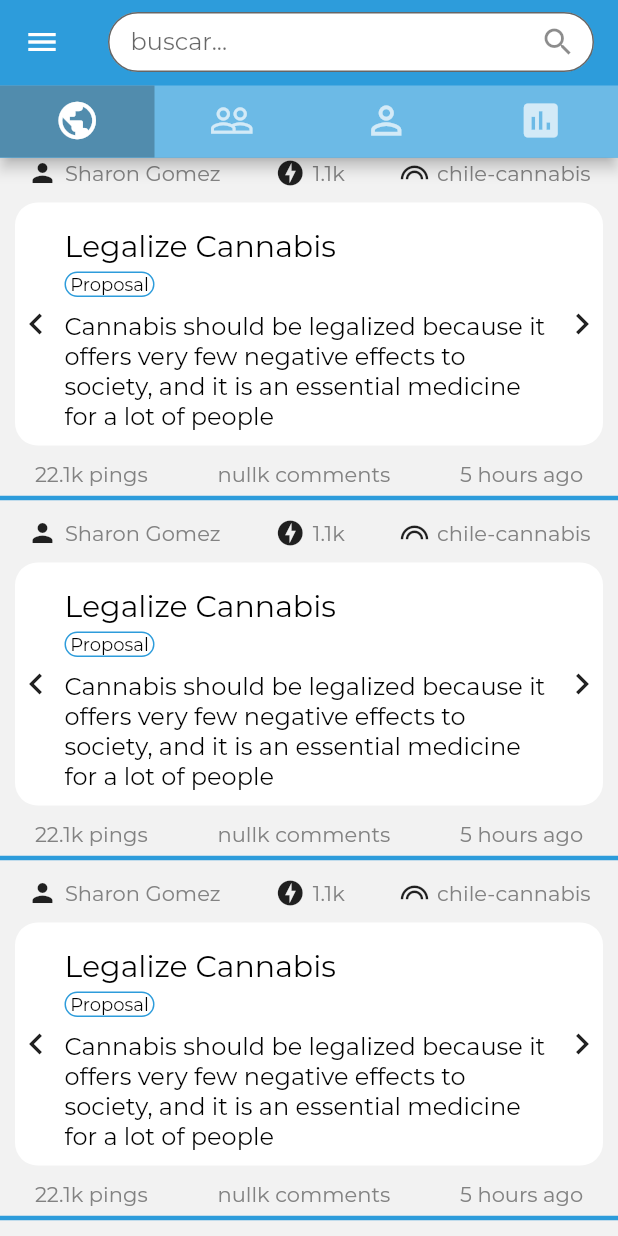
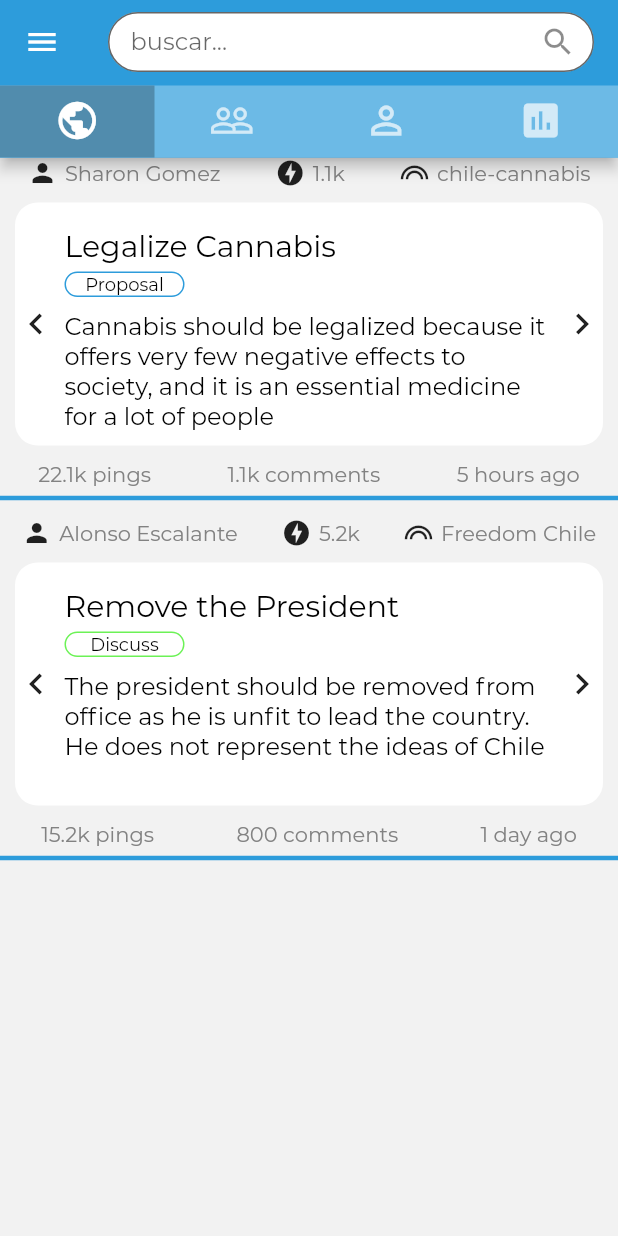
Before and after one commit to benjaminykim/cibic-mobile, a Flutter app: the screen it shows after launch, on a phone screen of 412 x 824 dp. Run offline on Flutter 3.47's test engine with Material 2 defaults, Android fonts, the phone set to English and light mode, and no system bars; project files that could hold a hidden picture were left out.

Commit message:
update data formatting for card view

```diff
--- a/lib/widgets/ActivityFeed.dart
+++ b/lib/widgets/ActivityFeed.dart
@@ -3,16 +3,28 @@ import 'package:flutter/material.dart';
 import './activity_card/ActivityCard.dart';
 
 class ActivityFeed extends StatelessWidget {
-  final data = {
+  final data_0 = {
     'userName': 'Sharon Gomez',
-    'cp': '1.1',
+    'cp': '1.1k',
     'cabildoName': 'chile-cannabis',
     'title': 'Legalize Cannabis',
     'label': 'Proposal',
     'text': 'Cannabis should be legalized because it offers very few negative effects to society, and it is an essential medicine for a lot of people',
-    'pingNum': '22.1',
-    'commentNumm': '1.1',
-    'dateTime': '5 hours ago',
+    'pingNum': '22.1k',
+    'commentNum': '1.1k',
+    'dateTime': '5 hours',
+  };
+
+  final data_1 = {
+    'userName': 'Alonso Escalante',
+    'cp': '5.2k',
+    'cabildoName': 'Freedom Chile',
+    'title': 'Remove the President',
+    'label': 'Discuss',
+    'text': 'The president should be removed from office as he is unfit to lead the country. He does not represent the ideas of Chile',
+    'pingNum': '15.2k',
+    'commentNum': '800',
+    'dateTime': '1 day',
   };
 
   @override
@@ -21,12 +33,8 @@ class ActivityFeed extends StatelessWidget {
       color: Color(0xfff2f2f2),
         child: ListView(
           children: <Widget>[
-            ActivityCard(data),
-            ActivityCard(data),
-            ActivityCard(data),
-            ActivityCard(data),
-            ActivityCard(data),
-            ActivityCard(data),
+            ActivityCard(data_0),
+            ActivityCard(data_1),
           ],
       ),
     );
--- a/lib/widgets/activity_card/CardMetaData.dart
+++ b/lib/widgets/activity_card/CardMetaData.dart
@@ -12,9 +12,9 @@ class CardMetaData extends StatelessWidget {
     return Row(
       mainAxisAlignment: MainAxisAlignment.spaceAround,
       children: <Widget>[
-        Text('${pingNum}k pings', style: Theme.of(context).textTheme.body2),
-        Text('${commentNum}k comments', style: Theme.of(context).textTheme.body2),
-        Text(dateTime, style: Theme.of(context).textTheme.body2),
+        Text('$pingNum pings', style: Theme.of(context).textTheme.body2),
+        Text('$commentNum comments', style: Theme.of(context).textTheme.body2),
+        Text('$dateTime ago', style: Theme.of(context).textTheme.body2),
       ],
     );
   }
--- a/lib/widgets/activity_card/CardView.dart
+++ b/lib/widgets/activity_card/CardView.dart
@@ -6,6 +6,11 @@ class CardView extends StatelessWidget {
   final String title;
   final String label;
   final String text;
+  final Map<String, Color> labelColorPicker = {
+    'Proposal': LABEL_PROPOSAL_COLOR,
+    'Discuss': LABEL_DISCUSS_COLOR,
+    'Poll': LABEL_POLL_COLOR,
+  };
 
   CardView(this.title, this.label, this.text);
 
@@ -31,6 +36,7 @@ class CardView extends StatelessWidget {
                 child: Column(
                   crossAxisAlignment: CrossAxisAlignment.start,
                   children: <Widget>[
+                    // title
                     Padding(
                       padding: const EdgeInsets.fromLTRB(0, 17, 0, 5),
                       child: Text(
@@ -42,10 +48,11 @@ class CardView extends StatelessWidget {
                         ),
                       ),
                     ),
+                    // Label
                     Padding(
                       padding: const EdgeInsets.fromLTRB(0, 0, 0, 10),
                       child: Container(
-                        width: 60,
+                        width: 80,
                         child: Center(
                           child: Text(
                             label,
@@ -57,10 +64,11 @@ class CardView extends StatelessWidget {
                           ),
                         ),
                         decoration: BoxDecoration(
-                            border: Border.all(color: LABEL_PROPOSAL_COLOR),
+                            border: Border.all(color: labelColorPicker[label]),
                             borderRadius: BorderRadius.circular(20)),
                       ),
                     ),
+                    // Content
                     Text(
                       text,
                       style: TextStyle(
--- a/lib/widgets/activity_card/UserMetaData.dart
+++ b/lib/widgets/activity_card/UserMetaData.dart
@@ -15,7 +15,7 @@ class UserMetaData extends StatelessWidget {
       mainAxisAlignment: MainAxisAlignment.spaceAround,
       children: <Widget>[
         IconTag(Icon(Icons.person, size: 20), userName),
-        IconTag(Icon(Icons.offline_bolt, size: 20), '${cp}k'),
+        IconTag(Icon(Icons.offline_bolt, size: 20), cp),
         IconTag(Icon(Icons.looks, size: 20), cabildoName),
       ],
     );
```
